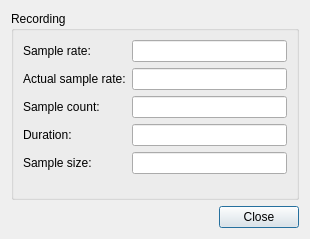
Above: src/UserInterface/src/Dialog/StatisticsDialog.ui from till213/SkyDolly before the change. Below: the same form after it.
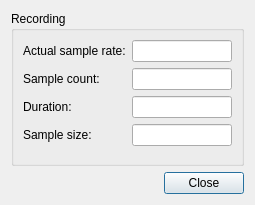
That is the form after the change.

Commit message:
Remove recording sample rate (settings)
- Reason: position data is now sampled at a fixed 1 Hz only anyway (to
smoothen position data, specifically in case of "stutters")
- Attitude data is sampled "as fast as possible" (every simulated frame)
- All other simulation data is sampled "as available" (infrequently)
- Simplifies recording code
- Few users probably actually knew about this "Recording Frequency"
option, let alone were using it actively

Diff of the .ui file:
```diff
--- a/src/UserInterface/src/Dialog/StatisticsDialog.ui
+++ b/src/UserInterface/src/Dialog/StatisticsDialog.ui
@@ -6,8 +6,8 @@
    <rect>
     <x>0</x>
     <y>0</y>
-    <width>310</width>
-    <height>239</height>
+    <width>249</width>
+    <height>205</height>
    </rect>
   </property>
   <property name="windowTitle">
@@ -24,33 +24,13 @@
      </property>
      <layout class="QFormLayout" name="formLayout">
       <item row="0" column="0">
-       <widget class="QLabel" name="label_57">
-        <property name="text">
-         <string>Sample rate:</string>
-        </property>
-       </widget>
-      </item>
-      <item row="0" column="1">
-       <widget class="QLineEdit" name="recordingSampleRateLineEdit">
-        <property name="minimumSize">
-         <size>
-          <width>100</width>
-          <height>0</height>
-         </size>
-        </property>
-        <property name="readOnly">
-         <bool>true</bool>
-        </property>
-       </widget>
-      </item>
-      <item row="1" column="0">
        <widget class="QLabel" name="label_55">
         <property name="text">
          <string>Actual sample rate:</string>
         </property>
        </widget>
       </item>
-      <item row="1" column="1">
+      <item row="0" column="1">
        <widget class="QLineEdit" name="samplesPerSecondLineEdit">
         <property name="minimumSize">
          <size>
@@ -63,14 +43,14 @@
         </property>
        </widget>
       </item>
-      <item row="2" column="0">
+      <item row="1" column="0">
        <widget class="QLabel" name="label_56">
         <property name="text">
          <string>Sample count:</string>
         </property>
        </widget>
       </item>
-      <item row="2" column="1">
+      <item row="1" column="1">
        <widget class="QLineEdit" name="sampleCountLineEdit">
         <property name="minimumSize">
          <size>
@@ -83,14 +63,14 @@
         </property>
        </widget>
       </item>
-      <item row="3" column="0">
+      <item row="2" column="0">
        <widget class="QLabel" name="label_59">
         <property name="text">
          <string>Duration:</string>
         </property>
        </widget>
       </item>
-      <item row="3" column="1">
+      <item row="2" column="1">
        <widget class="QLineEdit" name="durationLineEdit">
         <property name="minimumSize">
          <size>
@@ -106,14 +86,14 @@
         </property>
        </widget>
       </item>
-      <item row="4" column="0">
+      <item row="3" column="0">
        <widget class="QLabel" name="label_58">
         <property name="text">
          <string>Sample size:</string>
         </property>
        </widget>
       </item>
-      <item row="4" column="1">
+      <item row="3" column="1">
        <widget class="QLineEdit" name="sampleSizeLineEdit">
         <property name="minimumSize">
          <size>
```
The commit also changes 17 other files.
